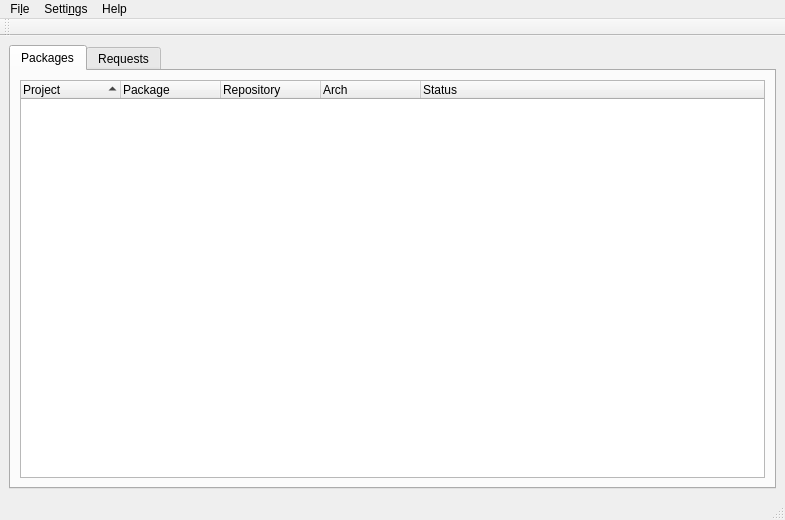
Above: src/mainwindow.ui from javierllorente/qactus before the change. Below: the same form after it.
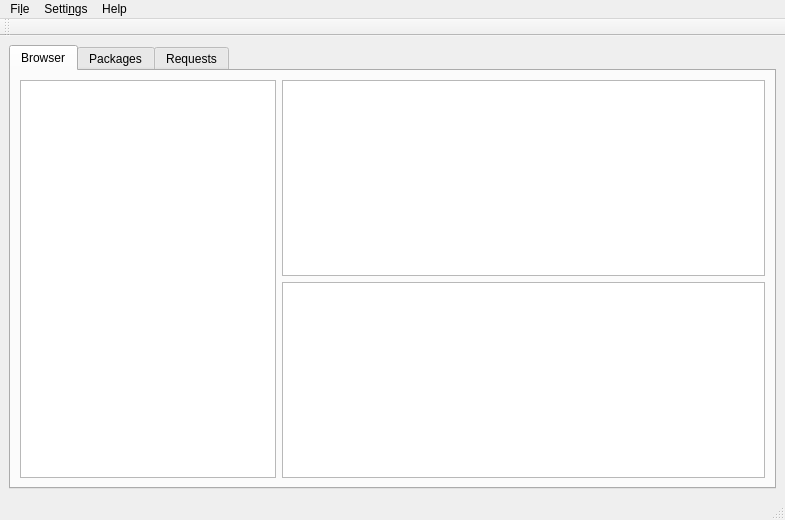
That is the form after the change. Icons and pictures are not drawn. Custom widgets are drawn as their Qt base class.

Commit message: Implement a basic OBS browser

Patch:
```diff
--- a/src/mainwindow.ui
+++ b/src/mainwindow.ui
@@ -24,6 +24,71 @@
       <property name="currentIndex">
        <number>0</number>
       </property>
+      <widget class="QWidget" name="browserTab">
+       <attribute name="title">
+        <string>Browser</string>
+       </attribute>
+       <layout class="QHBoxLayout" name="horizontalLayout_browserTab">
+        <item>
+         <widget class="QTreeWidget" name="treeProjects">
+          <property name="sizePolicy">
+           <sizepolicy hsizetype="Minimum" vsizetype="Expanding">
+            <horstretch>0</horstretch>
+            <verstretch>0</verstretch>
+           </sizepolicy>
+          </property>
+          <property name="minimumSize">
+           <size>
+            <width>50</width>
+            <height>0</height>
+           </size>
+          </property>
+          <attribute name="headerVisible">
+           <bool>false</bool>
+          </attribute>
+          <column>
+           <property name="text">
+            <string notr="true">1</string>
+           </property>
+          </column>
+         </widget>
+        </item>
+        <item>
+         <layout class="QVBoxLayout" name="verticalLayout_2">
+          <item>
+           <widget class="QTreeWidget" name="treeBuilds">
+            <property name="sizePolicy">
+             <sizepolicy hsizetype="Expanding" vsizetype="Expanding">
+              <horstretch>0</horstretch>
+              <verstretch>0</verstretch>
+             </sizepolicy>
+            </property>
+            <attribute name="headerVisible">
+             <bool>false</bool>
+            </attribute>
+            <column>
+             <property name="text">
+              <string notr="true">1</string>
+             </property>
+            </column>
+           </widget>
+          </item>
+          <item>
+           <widget class="QTreeWidget" name="treeFiles">
+            <attribute name="headerVisible">
+             <bool>false</bool>
+            </attribute>
+            <column>
+             <property name="text">
+              <string notr="true">1</string>
+             </property>
+            </column>
+           </widget>
+          </item>
+         </layout>
+        </item>
+       </layout>
+      </widget>
       <widget class="QWidget" name="tabPackages">
        <attribute name="title">
         <string>Packages</string>
```
Left out of the diff: 14 changed lines with no effect on the pictures. The commit also changes 4 other files.
